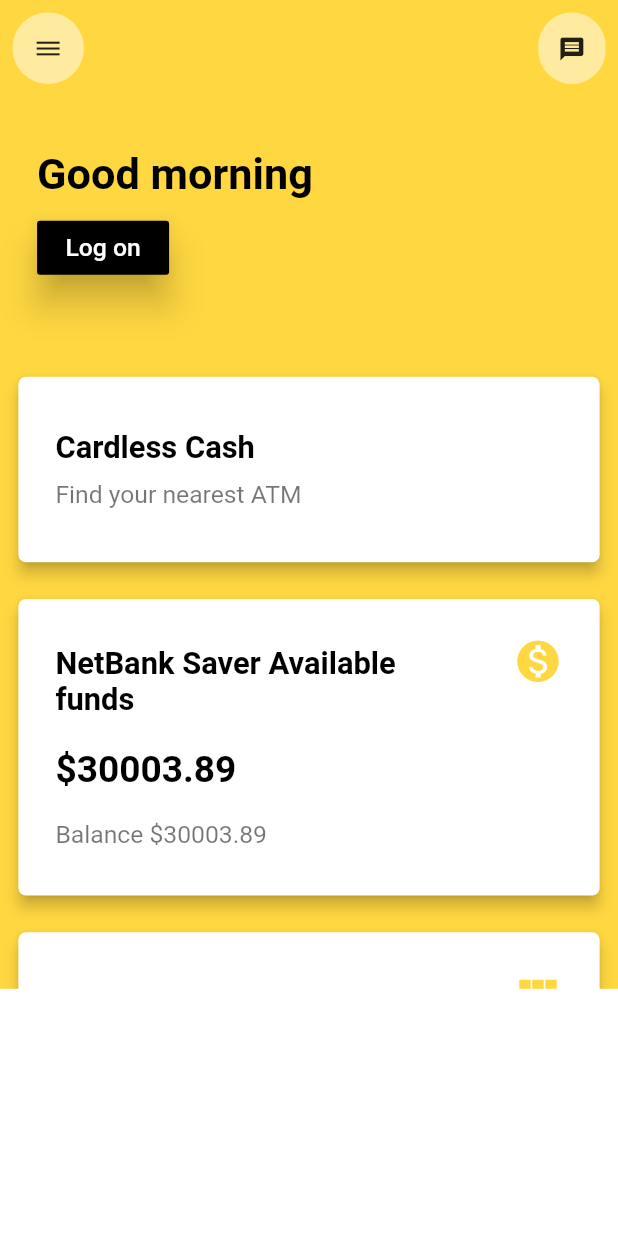
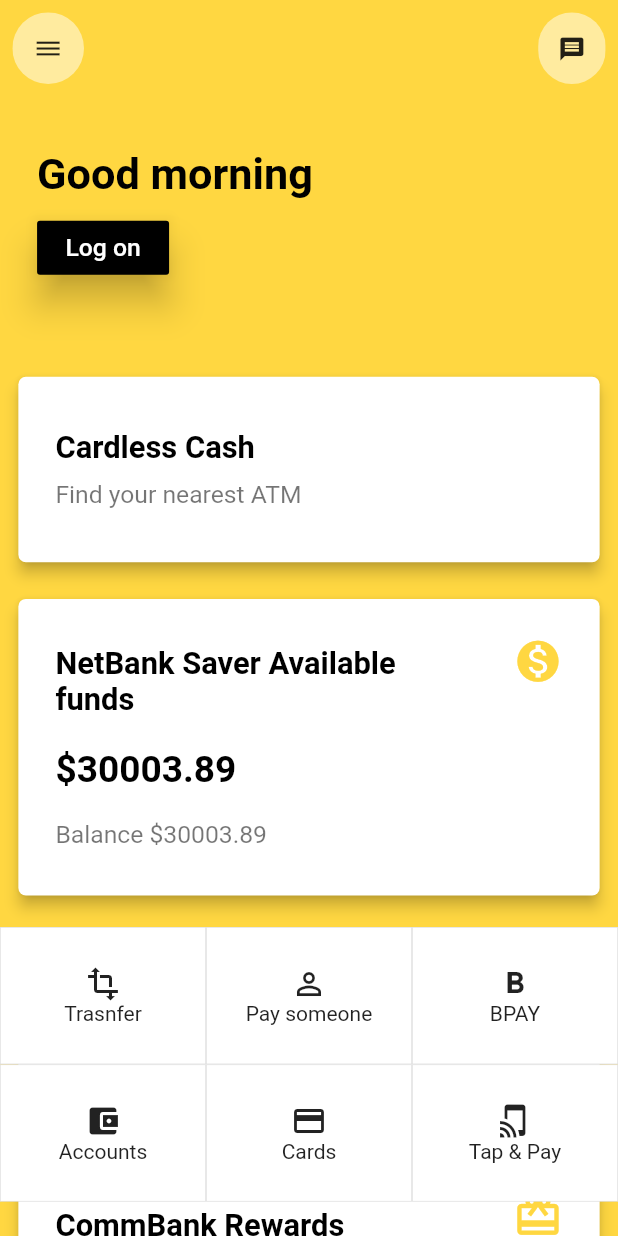
Before and after one commit to NaagAlgates/combank_ui_challenge, a Flutter app: the screen it shows after launch, on a phone screen of 412 x 824 dp. Run offline on Flutter 3.47's test engine with Material 2 defaults, Android fonts, the phone set to English and light mode, and no system bars.

Commit message:
Floating menu included

```diff
--- a/lib/main.dart
+++ b/lib/main.dart
@@ -1,6 +1,7 @@
 import 'package:combank_ui_challenge/ui/custom_drawer_menu.dart';
 import 'package:combank_ui_challenge/view/custom_bottom_navigation_bar.dart';
 import 'package:combank_ui_challenge/view/custom_card_type1.dart';
+import 'package:combank_ui_challenge/ui/floating_menu.dart';
 import 'package:combank_ui_challenge/view/greetings_view.dart';
 import 'package:flutter/material.dart';
 import 'package:flutter/rendering.dart';
@@ -127,7 +128,7 @@
                   expandedHeight: _height * 0.09,
                 ),
                 SliverPadding(
-                  padding: EdgeInsets.only(bottom: _height*0.25),
+                  padding: EdgeInsets.only(bottom: _height * 0.3),
                   sliver: SliverList(
                     delegate: SliverChildListDelegate(
                       [
@@ -137,9 +138,9 @@
                           subtitle: "Find your nearest ATM",
                         ),
                         CustomCardType1(
-                            title: "NetBank Saver Available funds",
-                            subtitle: "Balance \$30003.89",
-                            middleText: 30003.89,
+                          title: "NetBank Saver Available funds",
+                          subtitle: "Balance \$30003.89",
+                          middleText: 30003.89,
                           icon: Icons.monetization_on,
                         ),
                         CustomCardType1(
@@ -172,8 +173,8 @@
             alignment: Alignment.bottomCenter,
             child: !_show
                 ? Container(
-                    color: Colors.white,
-                    height: _height * 0.2,
+                    height: _height * 0.25,
+                    child: FloatingMenu(),
                   )
                 : Container(
                     height: 0.0,
@@ -206,7 +207,7 @@
                       Icons.credit_card,
                     ),
                     BottomNavItem(
-                      Icons.adb,
+                      Icons.format_bold,
                     ),
                     BottomNavItem(
                       Icons.tap_and_play,
--- /dev/null
+++ b/lib/ui/floating_menu.dart
@@ -0,0 +1,31 @@
+import 'package:combank_ui_challenge/view/single_floating_menu.dart';
+import 'package:flutter/material.dart';
+
+class FloatingMenu extends StatelessWidget {
+  @override
+  Widget build(BuildContext context) {
+    var size = MediaQuery
+        .of(context)
+        .size;
+    final double itemHeight = size.height / 6;
+    final double itemWidth = size.width/2;
+    return Container(
+      color: Colors.transparent,
+      child: GridView.count(
+          crossAxisCount: 3,
+          childAspectRatio: (itemWidth / itemHeight),
+          controller: new ScrollController(keepScrollOffset: false),
+          shrinkWrap: true,
+          scrollDirection: Axis.vertical,
+          children: <Widget>[
+            SingleFloatingMenu(icon: Icons.transform, label: "Trasnfer",),
+            SingleFloatingMenu(icon: Icons.person_outline, label: "Pay someone",),
+            SingleFloatingMenu(icon: Icons.format_bold, label: "BPAY",),
+            SingleFloatingMenu(icon: Icons.account_balance_wallet, label: "Accounts",),
+            SingleFloatingMenu(icon: Icons.credit_card, label: "Cards",),
+            SingleFloatingMenu(icon: Icons.tap_and_play, label: "Tap & Pay",),
+          ]
+      ),
+    );
+  }
+}
--- /dev/null
+++ b/lib/view/single_floating_menu.dart
@@ -0,0 +1,27 @@
+import 'package:flutter/material.dart';
+
+class SingleFloatingMenu extends StatelessWidget {
+  final icon, label;
+
+  SingleFloatingMenu({Key key, @required this.icon, @required this.label})
+      : assert(label != null && icon != null);
+
+  @override
+  Widget build(BuildContext context) {
+    return GridTile(
+      child: Container(
+        color: Colors.white,
+        child: Container(
+          decoration:BoxDecoration(border: Border.all(color: Colors.black12, width: 0.5)),
+          child: Center(
+            child: Column(
+                mainAxisSize: MainAxisSize.max,
+                crossAxisAlignment: CrossAxisAlignment.center,
+                mainAxisAlignment: MainAxisAlignment.center,
+                children: <Widget>[Icon(icon), Text(label)]),
+          ),
+        ),
+      ),
+    );
+  }
+}
```
